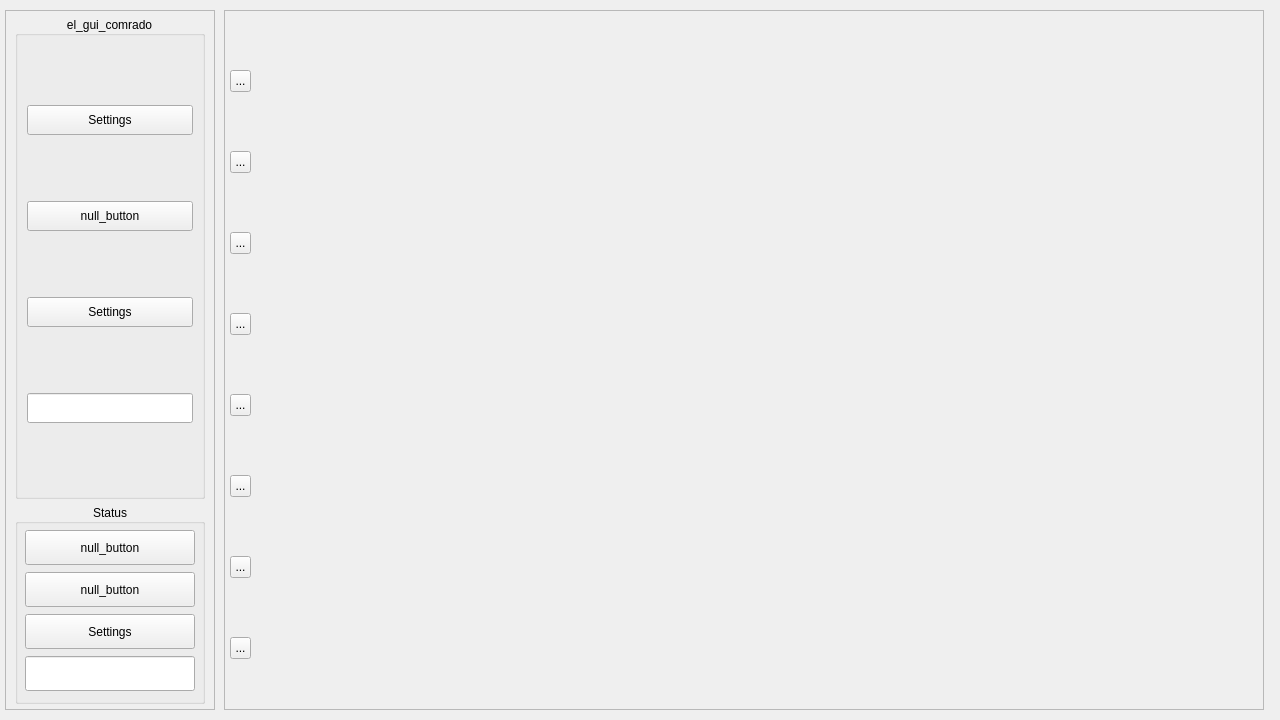
This is resources/ui_raw/el_gui_bandito.ui in Einthel/EL_GUI_BANDITO4 as Qt 5 draws it before an edit. The edited form follows.
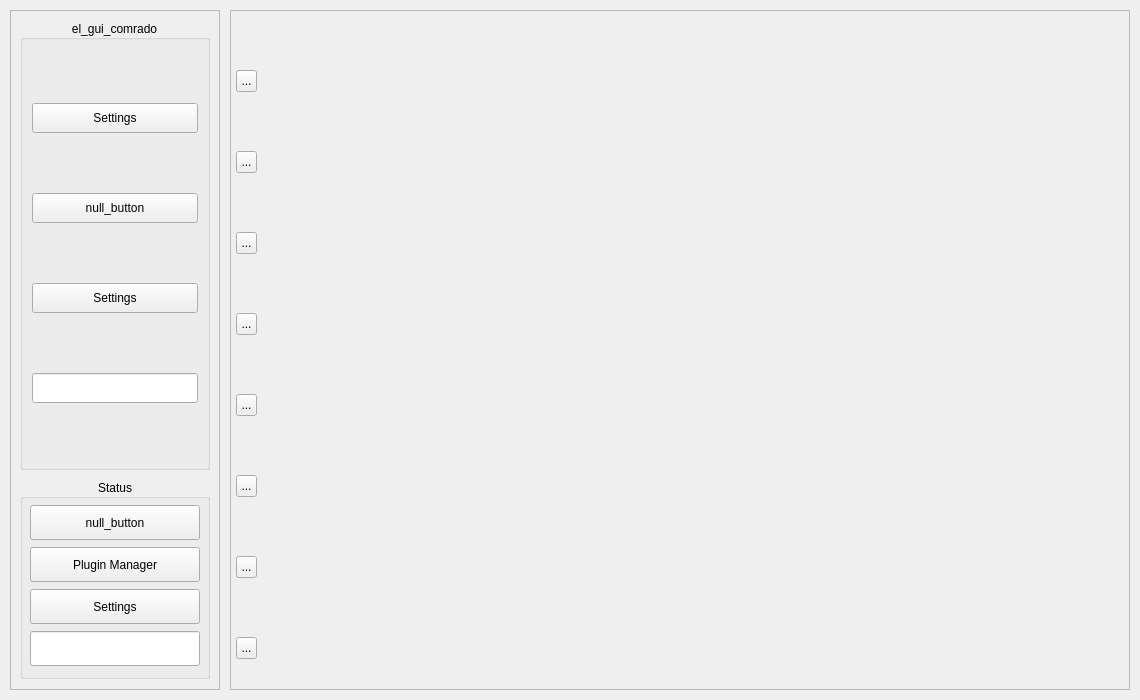
This is the edited form.

Commit message:
feat: add plugin manager placeholder window
Added UI layout for the future Plugin Manager.
Cleaned up repository: removed __pycache__ and updated .gitignore

The edit to the form file:
```diff
--- a/resources/ui_raw/el_gui_bandito.ui
+++ b/resources/ui_raw/el_gui_bandito.ui
@@ -6,8 +6,8 @@
    <rect>
     <x>0</x>
     <y>0</y>
-    <width>1280</width>
-    <height>720</height>
+    <width>1140</width>
+    <height>700</height>
    </rect>
   </property>
   <property name="windowTitle">
@@ -19,17 +19,23 @@
      <rect>
       <x>0</x>
       <y>0</y>
-      <width>1280</width>
-      <height>720</height>
+      <width>1130</width>
+      <height>690</height>
      </rect>
     </property>
+    <property name="maximumSize">
+     <size>
+      <width>16777215</width>
+      <height>700</height>
+     </size>
+    </property>
     <widget class="QFrame" name="left_frame">
      <property name="geometry">
       <rect>
-       <x>5</x>
+       <x>10</x>
        <y>10</y>
        <width>210</width>
-       <height>700</height>
+       <height>680</height>
       </rect>
      </property>
      <property name="sizePolicy">
@@ -41,13 +47,13 @@
      <property name="minimumSize">
       <size>
        <width>210</width>
-       <height>700</height>
+       <height>680</height>
       </size>
      </property>
      <property name="maximumSize">
       <size>
        <width>210</width>
-       <height>700</height>
+       <height>680</height>
       </size>
      </property>
      <property name="frameShape">
@@ -83,7 +89,7 @@
         <property name="maximumSize">
          <size>
           <width>190</width>
-          <height>16777215</height>
+          <height>450</height>
          </size>
         </property>
         <property name="title">
@@ -230,7 +236,7 @@
             </size>
            </property>
            <property name="text">
-            <string>null_button</string>
+            <string>Plugin Manager</string>
            </property>
           </widget>
          </item>
@@ -295,10 +301,10 @@
     <widget class="QFrame" name="right_frame">
      <property name="geometry">
       <rect>
-       <x>224</x>
+       <x>230</x>
        <y>10</y>
-       <width>1040</width>
-       <height>700</height>
+       <width>900</width>
+       <height>680</height>
       </rect>
      </property>
      <property name="sizePolicy">
```
Left out of the diff: 2 changed lines with no effect on the pictures. The commit also changes 21 other files.
